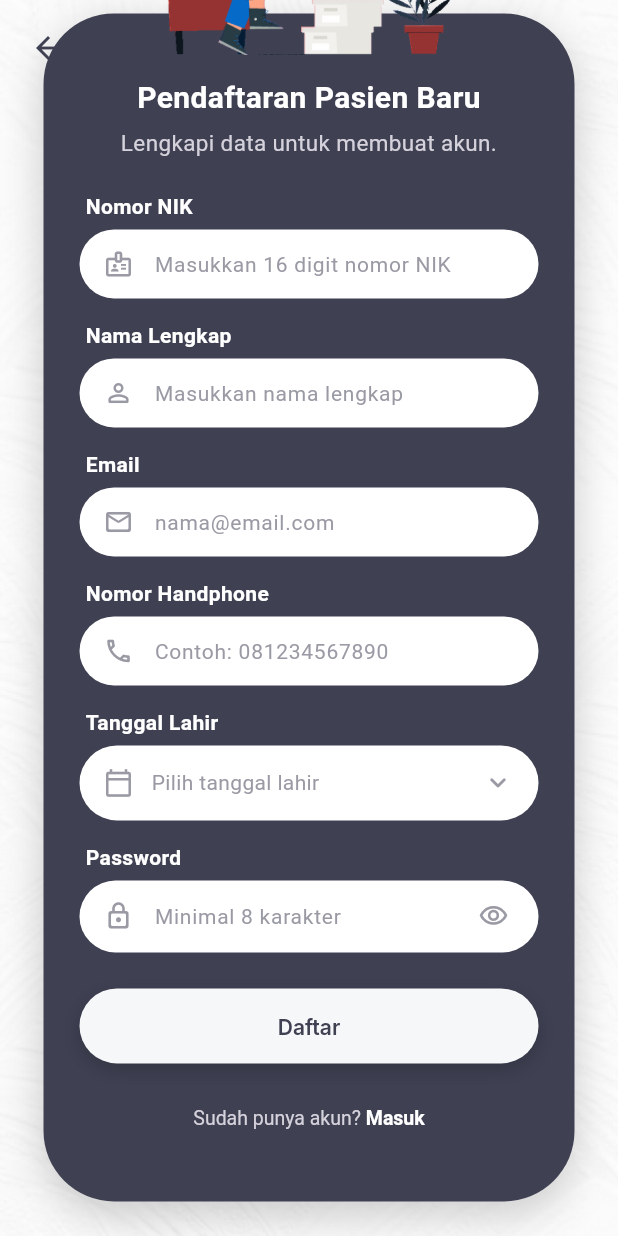
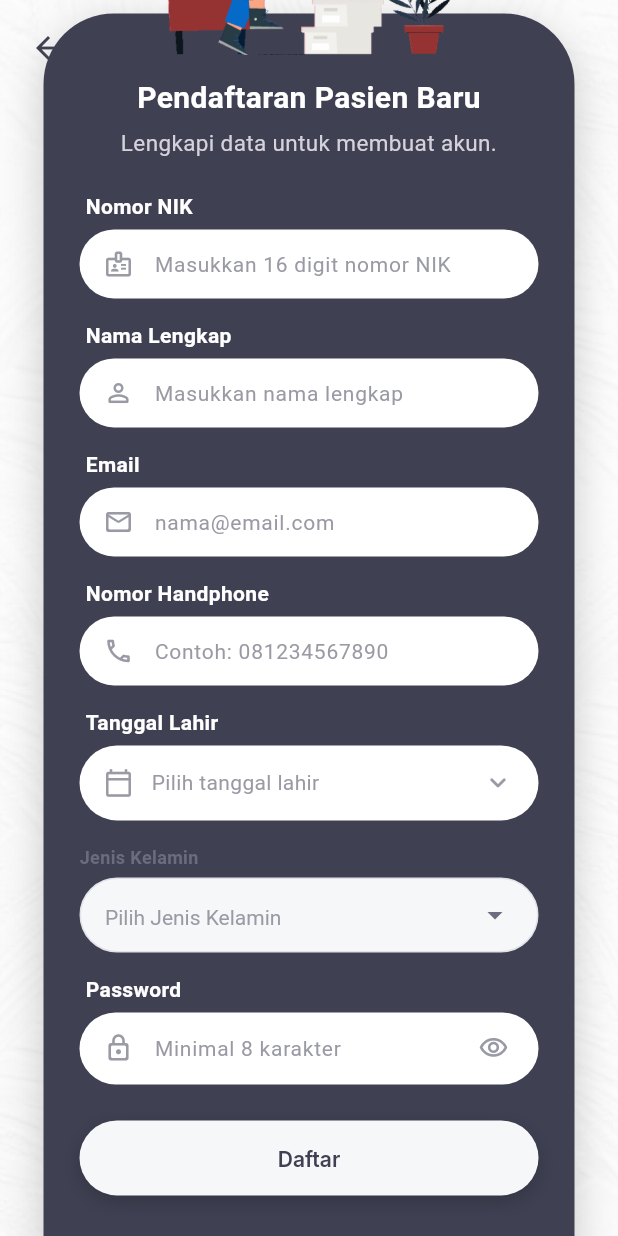
Before and after one commit to Delixx07/cihos_mobile, a Flutter app: the RegisterScreen screen opened by its route, scrolled down 345 dp, on a phone screen of 412 x 824 dp. Run offline on Flutter 3.47's test engine with Material 3 defaults, Android fonts, the phone set to English and light mode, and no system bars; our stand-ins replace dio, flutter_riverpod, flutter_secure_storage, go_router, google_fonts, image_picker; accounts and stored records are empty; Roboto replaces fonts that are missing (Kumbh Sans); statements that could not run were skipped.

Commit message:
login register

```diff
--- a/lib/features/auth/application/auth_controller.dart
+++ b/lib/features/auth/application/auth_controller.dart
@@ -126,6 +126,14 @@ class AuthController extends StateNotifier<AuthState> {
       state = AuthState(user: await action());
       return true;
     } on ApiException catch (e) {
+      if (e.fieldErrors.isNotEmpty) {
+        print('====== API VALIDATION ERRORS ======');
+        e.fieldErrors.forEach((field, errors) {
+          print('$field: ${errors.join(', ')}');
+        });
+        print('===================================');
+      }
+
       state = state.copyWith(
         isLoading: false,
         error: e.message,
--- a/lib/features/auth/data/auth_repository.dart
+++ b/lib/features/auth/data/auth_repository.dart
@@ -53,7 +53,7 @@ class AuthRepository {
         'phone': phone.trim(),
         'dob': _dateFormat.format(birthDate),
         if (gender != null)
-          'gender': gender == Gender.male ? 'Laki-laki' : 'Perempuan',
+          'gender': gender == Gender.male ? 'Laki-Laki' : 'Perempuan',
       },
     );
     return _persist(response);
--- a/lib/features/auth/presentation/register_screen.dart
+++ b/lib/features/auth/presentation/register_screen.dart
@@ -13,6 +13,7 @@ import '../../../core/widgets/app_button.dart';
 import '../../../core/widgets/hospital_logo.dart';
 import '../../../core/widgets/textured_background.dart';
 import '../application/auth_controller.dart';
+import '../domain/user.dart';
 import '../widgets/auth_card.dart';
 import '../widgets/sheet_text_field.dart';
 
@@ -37,6 +38,9 @@ class _RegisterScreenState extends ConsumerState<RegisterScreen> {
   DateTime? _birthDate;
   String? _birthDateError;
 
+  Gender? _gender;
+  String? _genderError;
+
   bool _obscurePassword = true;
 
   @override
@@ -50,11 +54,18 @@ class _RegisterScreenState extends ConsumerState<RegisterScreen> {
   }
 
   Future<void> _submit() async {
-    if (!_formKey.currentState!.validate()) return;
+    bool hasError = false;
+    if (!_formKey.currentState!.validate()) hasError = true;
     if (_birthDate == null) {
       setState(() => _birthDateError = 'Tanggal lahir wajib diisi');
-      return;
+      hasError = true;
     }
+    if (_gender == null) {
+      setState(() => _genderError = 'Jenis kelamin wajib diisi');
+      hasError = true;
+    }
+    if (hasError) return;
+
     FocusScope.of(context).unfocus();
 
     final registered = await ref
@@ -66,6 +77,7 @@ class _RegisterScreenState extends ConsumerState<RegisterScreen> {
           nik: _nikController.text.trim(),
           phone: _phoneController.text.trim(),
           birthDate: _birthDate!,
+          gender: _gender,
         );
 
     if (registered && mounted) {
@@ -110,6 +122,7 @@ class _RegisterScreenState extends ConsumerState<RegisterScreen> {
                             label: 'Nomor NIK',
                             hint: 'Masukkan 16 digit nomor NIK',
                             controller: _nikController,
+                            errorText: auth.errorFor('nik'),
                             prefixIcon: Icons.badge_outlined,
                             keyboardType: TextInputType.number,
                             textInputAction: TextInputAction.next,
@@ -129,6 +142,7 @@ class _RegisterScreenState extends ConsumerState<RegisterScreen> {
                             label: 'Nama Lengkap',
                             hint: 'Masukkan nama lengkap',
                             controller: _nameController,
+                            errorText: auth.errorFor('name'),
                             prefixIcon: Icons.person_outline_rounded,
                             textCapitalization: TextCapitalization.words,
                             textInputAction: TextInputAction.next,
@@ -142,6 +156,7 @@ class _RegisterScreenState extends ConsumerState<RegisterScreen> {
                             label: 'Email',
                             hint: 'nama@email.com',
                             controller: _emailController,
+                            errorText: auth.errorFor('email'),
                             prefixIcon: Icons.mail_outline_rounded,
                             keyboardType: TextInputType.emailAddress,
                             textInputAction: TextInputAction.next,
@@ -160,6 +175,7 @@ class _RegisterScreenState extends ConsumerState<RegisterScreen> {
                             label: 'Nomor Handphone',
                             hint: 'Contoh: 081234567890',
                             controller: _phoneController,
+                            errorText: auth.errorFor('phone'),
                             prefixIcon: Icons.phone_outlined,
                             keyboardType: TextInputType.phone,
                             textInputAction: TextInputAction.next,
@@ -181,10 +197,19 @@ class _RegisterScreenState extends ConsumerState<RegisterScreen> {
                           const SizedBox(height: AppSpacing.lg),
                           _BirthDateField(
                             value: _birthDate,
-                            errorText: _birthDateError,
+                            errorText: _birthDateError ?? auth.errorFor('dob'),
                             onChanged: (date) => setState(() {
                               _birthDate = date;
                               _birthDateError = null;
+                            }),
+                          ),
+                          const SizedBox(height: AppSpacing.lg),
+                          _GenderField(
+                            value: _gender,
+                            errorText: _genderError ?? auth.errorFor('gender'),
+                            onChanged: (gender) => setState(() {
+                              _gender = gender;
+                              _genderError = null;
                             }),
                           ),
                           const SizedBox(height: AppSpacing.lg),
@@ -192,6 +217,7 @@ class _RegisterScreenState extends ConsumerState<RegisterScreen> {
                             label: 'Password',
                             hint: 'Minimal 8 karakter',
                             controller: _passwordController,
+                            errorText: auth.errorFor('password'),
                             prefixIcon: Icons.lock_outline_rounded,
                             obscureText: _obscurePassword,
                             textInputAction: TextInputAction.done,
@@ -307,6 +333,82 @@ class _RegisterScreenState extends ConsumerState<RegisterScreen> {
   }
 }
 
+class _GenderField extends StatelessWidget {
+  const _GenderField({
+    required this.value,
+    this.errorText,
+    required this.onChanged,
+  });
+
+  final Gender? value;
+  final String? errorText;
+  final ValueChanged<Gender?> onChanged;
+
+  @override
+  Widget build(BuildContext context) {
+    return Column(
+      crossAxisAlignment: CrossAxisAlignment.stretch,
+      children: [
+        Text(
+          'Jenis Kelamin',
+          style: AppTypography.bodySm.copyWith(
+            color: AppColors.textSecondary,
+            fontWeight: FontWeight.w600,
+          ),
+        ),
+        const SizedBox(height: AppSpacing.xs),
+        Container(
+          height: 50,
+          padding: const EdgeInsets.symmetric(horizontal: 16),
+          decoration: BoxDecoration(
+            color: AppColors.surface,
+            borderRadius: BorderRadius.circular(25),
+            border: Border.all(
+              color: errorText != null
+                  ? AppColors.danger
+                  : AppColors.border,
+            ),
+          ),
+          child: DropdownButtonHideUnderline(
+            child: DropdownButton<Gender>(
+              value: value,
+              hint: Text(
+                'Pilih Jenis Kelamin',
+                style: AppTypography.bodyMd.copyWith(
+                  color: AppColors.textTertiary,
+                ),
+              ),
+              isExpanded: true,
+              icon: const Icon(Icons.arrow_drop_down, color: AppColors.textSecondary),
+              dropdownColor: AppColors.surface,
+              style: AppTypography.bodyMd.copyWith(color: AppColors.textPrimary),
+              onChanged: onChanged,
+              items: const [
+                DropdownMenuItem(
+                  value: Gender.male,
+                  child: Text('Laki-Laki'),
+                ),
+                DropdownMenuItem(
+                  value: Gender.female,
+                  child: Text('Perempuan'),
+                ),
+              ],
+            ),
+          ),
+        ),
+        if (errorText != null)
+          Padding(
+            padding: const EdgeInsets.only(top: 8, left: 16),
+            child: Text(
+              errorText!,
+              style: AppTypography.bodySm.copyWith(color: AppColors.danger),
+            ),
+          ),
+      ],
+    );
+  }
+}
+
 /// Date of birth, chosen from a picker so the value is always a real date.
 class _BirthDateField extends StatelessWidget {
   const _BirthDateField({
--- a/lib/features/auth/widgets/sheet_text_field.dart
+++ b/lib/features/auth/widgets/sheet_text_field.dart
@@ -24,6 +24,7 @@ class SheetTextField extends StatelessWidget {
     this.suffixIcon,
     this.validator,
     this.onFieldSubmitted,
+    this.errorText,
   });
 
   final String label;
@@ -38,6 +39,7 @@ class SheetTextField extends StatelessWidget {
   final Widget? suffixIcon;
   final String? Function(String?)? validator;
   final void Function(String)? onFieldSubmitted;
+  final String? errorText;
 
   @override
   Widget build(BuildContext context) {
@@ -68,6 +70,7 @@ class SheetTextField extends StatelessWidget {
           cursorColor: AppColors.primary,
           decoration: InputDecoration(
             hintText: hint,
+            errorText: errorText,
             hintStyle: AppTypography.inputText.copyWith(
               color: AppColors.textTertiary,
               fontSize: 14,
--- a/pubspec.yaml
+++ b/pubspec.yaml
@@ -45,6 +45,8 @@ dependencies:
   dio: ^5.11.0
   flutter_secure_storage: ^11.0.0
   image_picker: ^1.1.2
+  mysql_client: ^0.0.27
+  bcrypt: ^1.2.0
 
 dev_dependencies:
   flutter_test:
```
Also changed, not shown: pubspec.lock, 1 other file.
